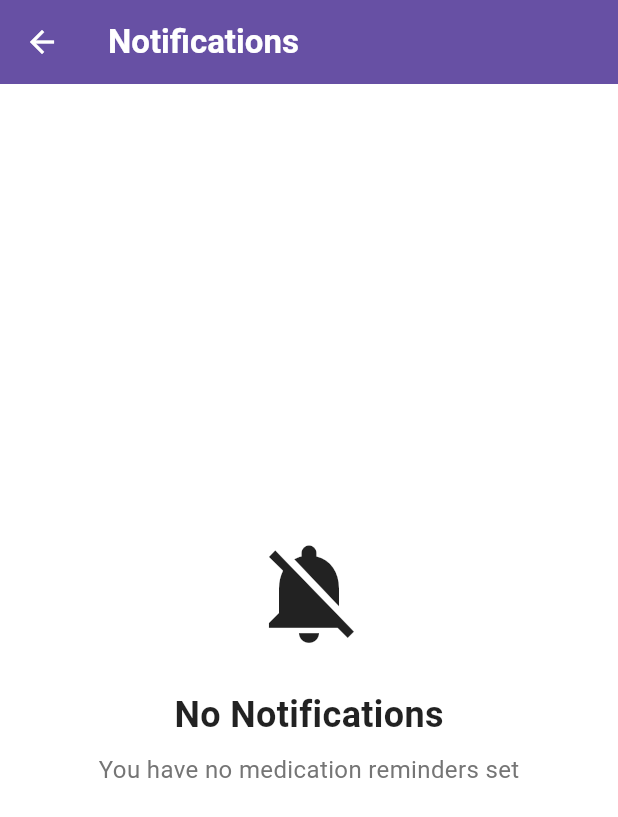
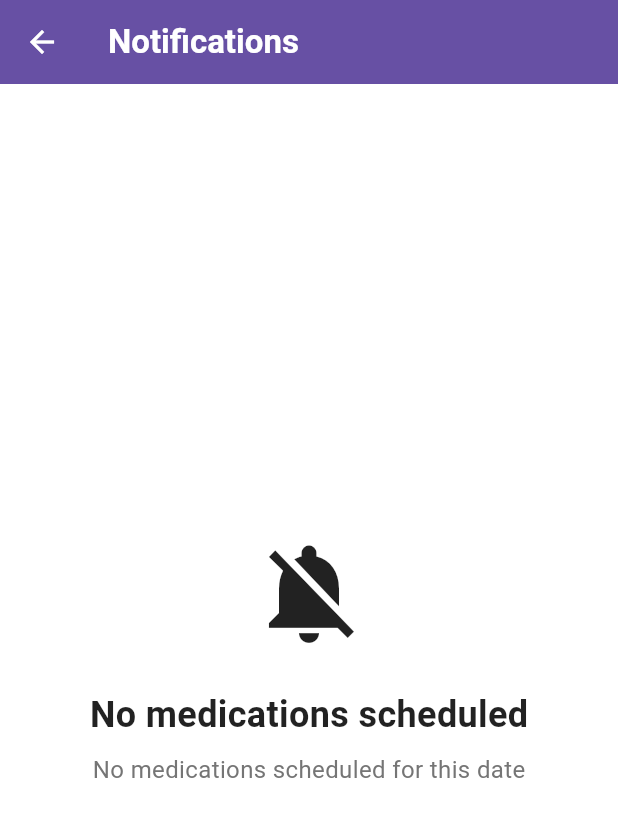
Before and after one commit to masihur96/Medication-Tracker, a Flutter app: the NotificationScreen screen opened directly, on a phone screen of 412 x 824 dp. Shown: the top 817 px of the screen. Run offline on Flutter 3.47's test engine with Material 3 defaults, Android fonts, the phone set to English and light mode, and no system bars; our stand-ins replace flutter_heatmap_calendar, flutter_local_notifications, flutter_tts, open_file, pdf, share_plus and 3 more; accounts and stored records are empty.

Commit message:
All Apps Localization

```diff
--- a/lib/screens/notification_screen.dart
+++ b/lib/screens/notification_screen.dart
@@ -1,21 +1,25 @@
 import 'package:flutter/material.dart';
 import 'package:med_track/models/medication.dart';
 import 'package:med_track/providers/medication_provider.dart';
+import 'package:med_track/utils/app_localizations.dart';
 import 'package:provider/provider.dart';
+
 
 class NotificationScreen extends StatelessWidget {
   const NotificationScreen({super.key});
 
   @override
   Widget build(BuildContext context) {
+    final localizations = AppLocalizations.of(context);
+
     return Scaffold(
       appBar: AppBar(
         elevation: 0,
         backgroundColor: Theme.of(context).primaryColor,
         foregroundColor: Colors.white,
-        title: const Text(
-          'Notifications',
-          style: TextStyle(fontWeight: FontWeight.bold),
+        title: Text(
+          localizations.notifications,
+          style: const TextStyle(fontWeight: FontWeight.bold),
         ),
       ),
 
@@ -31,20 +35,18 @@ class NotificationScreen extends StatelessWidget {
                   Icon(
                     Icons.notifications_off,
                     size: 80,
-                    // color: Theme.of(context).primaryColor.withOpacity(0.6),
                   ),
                   SizedBox(height: 24),
                   Text(
-                    'No Notifications',
+                    localizations.noMedications,
                     style: TextStyle(
                       fontSize: 24,
                       fontWeight: FontWeight.bold,
-                      // color: Theme.of(context).primaryColor,
                     ),
                   ),
                   SizedBox(height: 8),
                   Text(
-                    'You have no medication reminders set',
+                    localizations.noMedicationsScheduled,
                     style: TextStyle(
                       fontSize: 16,
                       color: Colors.grey[600],
@@ -60,7 +62,7 @@ class NotificationScreen extends StatelessWidget {
             itemCount: medications.length,
             itemBuilder: (context, index) {
               final medication = medications[index];
-              return _buildNotificationCard(medication);
+              return _buildNotificationCard(medication,context);
             },
           );
         },
@@ -68,7 +70,8 @@ class NotificationScreen extends StatelessWidget {
     );
   }
 
-  Widget _buildNotificationCard(Medication medication) {
+  Widget _buildNotificationCard(Medication medication,BuildContext context) {
+
     return Card(
       margin: EdgeInsets.only(bottom: 16),
       elevation: 4,
@@ -106,11 +109,11 @@ class NotificationScreen extends StatelessWidget {
           crossAxisAlignment: CrossAxisAlignment.start,
           children: [
             SizedBox(height: 12),
-            _buildInfoRow(Icons.medical_information, 'Dosage: ${medication.dosage}'),
+            _buildInfoRow(Icons.medical_information, '${AppLocalizations.of(context).dosage}: ${medication.dosage}'),
             SizedBox(height: 4),
-            _buildInfoRow(Icons.schedule, 'Frequency: ${medication.frequency}'),
+            _buildInfoRow(Icons.schedule, '${AppLocalizations.of(context).frequency}: ${medication.frequency}'),
             SizedBox(height: 4),
-            _buildInfoRow(Icons.alarm, 'Next reminder: ${_formatTime(60)}'),
+            _buildInfoRow(Icons.alarm, '${AppLocalizations.of(context).time}: ${_formatTime(60)}'),
           ],
         ),
         trailing: IconButton(
```
